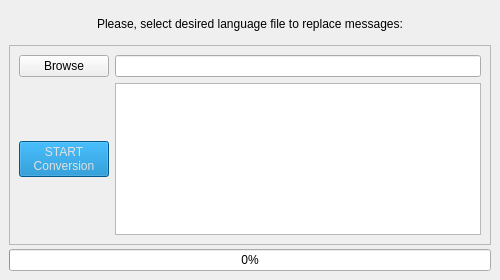
Before: the Qt Designer form gui/Ui_MainWindow.ui in pavliskonecny/Garmin_message_replacer, drawn with Qt 5.
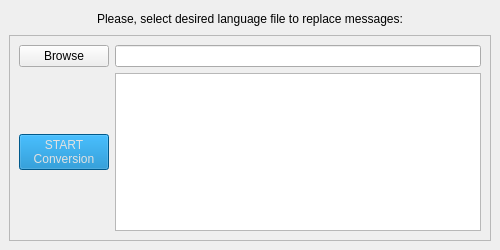
After: the same form once the commit is applied. Icons and pictures are not drawn.

The edit to the form file:
```diff
--- a/gui/Ui_MainWindow.ui
+++ b/gui/Ui_MainWindow.ui
@@ -7,13 +7,13 @@
     <x>0</x>
     <y>0</y>
     <width>500</width>
-    <height>280</height>
+    <height>250</height>
    </rect>
   </property>
   <property name="minimumSize">
    <size>
     <width>500</width>
-    <height>280</height>
+    <height>250</height>
    </size>
   </property>
   <property name="windowTitle">
@@ -42,7 +42,7 @@
       <property name="minimumSize">
        <size>
         <width>0</width>
-        <height>30</height>
+        <height>20</height>
        </size>
       </property>
       <property name="layoutDirection">
@@ -122,45 +122,6 @@
       </layout>
      </widget>
     </item>
-    <item>
-     <widget class="QProgressBar" name="prbProgbar">
-      <property name="layoutDirection">
-       <enum>Qt::LeftToRight</enum>
-      </property>
-      <property name="autoFillBackground">
-       <bool>false</bool>
-      </property>
-      <property name="styleSheet">
-       <string notr="true">QProgressBar::chunk {
-background-color: rgb(0, 124, 195);
-};</string>
-      </property>
-      <property name="inputMethodHints">
-       <set>Qt::ImhNone</set>
-      </property>
-      <property name="value">
-       <number>0</number>
-      </property>
-      <property name="alignment">
-       <set>Qt::AlignRight|Qt::AlignTrailing|Qt::AlignVCenter</set>
-      </property>
-      <property name="textVisible">
-       <bool>true</bool>
-      </property>
-      <property name="orientation">
-       <enum>Qt::Horizontal</enum>
-      </property>
-      <property name="invertedAppearance">
-       <bool>false</bool>
-      </property>
-      <property name="textDirection">
-       <enum>QProgressBar::TopToBottom</enum>
-      </property>
-      <property name="format">
-       <string>%p%</string>
-      </property>
-     </widget>
-    </item>
    </layout>
   </widget>
  </widget>
```
